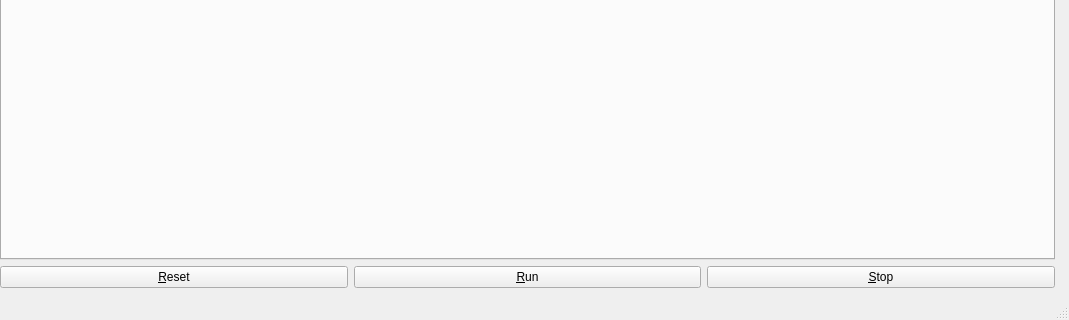
This is src/drift_explorer/mainwindow.ui in PlasmaFAIR/DriftExplorer as Qt 5 draws it before an edit; both pictures show x 0 to 1069 and y 442 to 762 of the 1069 by 762 pixel window. The edited form follows.
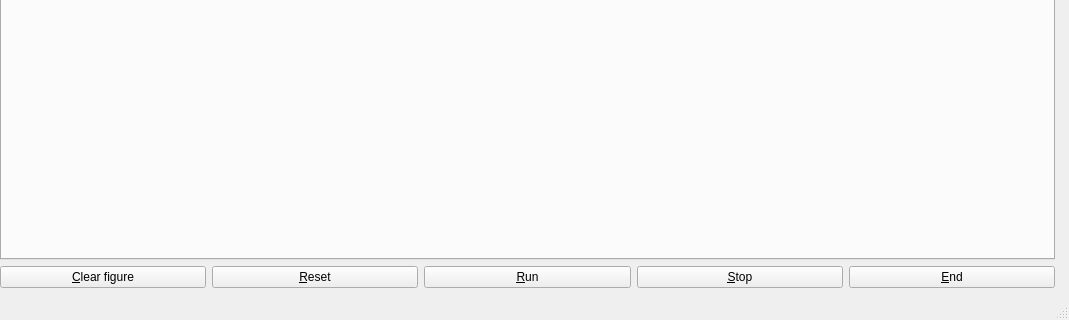
This is the edited form. Icons and pictures are not drawn. Custom widgets are drawn as their Qt base class.

```diff
--- a/src/drift_explorer/mainwindow.ui
+++ b/src/drift_explorer/mainwindow.ui
@@ -346,6 +346,13 @@
        </item>
        <item>
         <layout class="QHBoxLayout" name="animation_control_layout">
+         <item>
+          <widget class="QPushButton" name="clear_fig_button">
+           <property name="text">
+            <string>&amp;Clear figure</string>
+           </property>
+          </widget>
+         </item>
          <item>
           <widget class="QPushButton" name="reset_button">
            <property name="text">
@@ -364,6 +371,19 @@
           <widget class="QPushButton" name="stop_button">
            <property name="text">
             <string>&amp;Stop</string>
+           </property>
+           <property name="icon">
+            <iconset theme="QIcon::ThemeIcon::MediaPlaybackStop"/>
+           </property>
+          </widget>
+         </item>
+         <item>
+          <widget class="QPushButton" name="end_button">
+           <property name="text">
+            <string>&amp;End</string>
+           </property>
+           <property name="icon">
+            <iconset theme="QIcon::ThemeIcon::MediaSkipForward"/>
            </property>
           </widget>
          </item>
```
Left out of the diff: 6 changed lines with no effect on the pictures.
